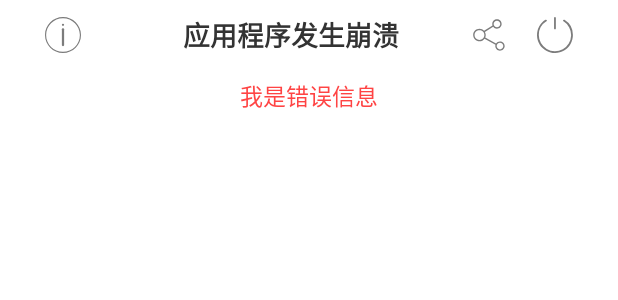
After one commit to wuchao226/AndroidProjectTemplate, an Android app: the layout activity_crash.xml on its own in the app's theme, with its tools: preview values and no code run, on a phone screen of 412 x 824 dp. The commit adds this screen. Shown: the top 300 px of the screen. Run offline under Robolectric (Android 15) with nearby library versions, the phone set to English and light mode, and no system bars.

Commit message:
崩溃捕捉 CrashHandler类封装及崩溃捕捉逻辑处理

```diff
--- a/ft_home/src/main/java/com/wuc/ft_home/splash/SplashActivity.kt
+++ b/ft_home/src/main/java/com/wuc/ft_home/splash/SplashActivity.kt
@@ -10,6 +10,7 @@ import com.gyf.immersionbar.ImmersionBar
 import com.wuc.ft_home.HomeActivity
 import com.wuc.ft_home.databinding.ActivitySplashBinding
 import com.wuc.lib_base.ext.disableBackPressed
+import com.wuc.lib_base.ext.isAppDebug
 import com.wuc.lib_base.helper.AppHelper
 import com.wuc.lib_common.base.activity.BaseBindingReflectActivity
 import java.util.Locale
@@ -49,7 +50,7 @@ class SplashActivity : BaseBindingReflectActivity<ActivitySplashBinding>() {
             }
         })
         binding.ivSplashDebug.let {
-            if (AppHelper.isDebug()) {
+            if (isAppDebug) {
                 // 显示 Debug 信息
                 it.isVisible = true
                 it.setText(AppHelper.getBuildType().uppercase(Locale.getDefault()))
--- /dev/null
+++ b/ft_home/src/main/res/drawable/info_ic.xml
@@ -0,0 +1,27 @@
+<?xml version="1.0" encoding="utf-8"?>
+<vector xmlns:android="http://schemas.android.com/apk/res/android"
+    android:width="@dimen/dp_24"
+    android:height="@dimen/dp_24"
+    android:viewportWidth="1024"
+    android:viewportHeight="1024">
+
+    <path
+        android:fillColor="@color/common_icon_color"
+        android:pathData="M511.999436 0.000376c-282.769574 0-511.999059 229.230238-511.99906
+511.999436s229.229486 511.999436 511.99906 511.999435c282.769197 0
+511.998683-229.230238 511.998683-511.999435S794.768633 0.000376 511.999436
+0.000376z m-0.000753 991.998695c-265.095346
+0-479.998507-214.90316-479.998507-479.999259S246.903336 32.000553 511.998683
+32.000553c265.096475 0 479.999635 214.90316 479.999635 479.999259s-214.90316
+479.999259-479.999635 479.999259z" />
+    <path
+        android:fillColor="@color/common_icon_color"
+        android:pathData="M511.998683 223.999353m-32.000176 0a32.000176 32.000176 0 1 0 64.000352 0
+32.000176 32.000176 0 1 0-64.000352 0Z" />
+    <path
+        android:fillColor="@color/common_icon_color"
+        android:pathData="M543.999236 799.999518c0 17.673475-14.327078 31.9998-32.000553 31.9998-17.672722
+0-31.9998-14.326325-31.9998-31.9998V351.999683c0-17.673098 14.327078-31.9998
+31.9998-31.999801 17.673475 0 32.000553 14.326702 32.000553
+31.999801v447.999835z" />
+</vector>
--- /dev/null
+++ b/ft_home/src/main/res/drawable/reboot_ic.xml
@@ -0,0 +1,21 @@
+<?xml version="1.0" encoding="utf-8"?>
+<vector xmlns:android="http://schemas.android.com/apk/res/android"
+    android:width="@dimen/dp_24"
+    android:height="@dimen/dp_24"
+    android:viewportWidth="1024"
+    android:viewportHeight="1024">
+
+    <path
+        android:fillColor="@color/common_icon_color"
+        android:pathData="M510.887,350.362 A25.536554,25.536554,0,0,0,536.424,324.825 L536.424,25.5366
+A25.536554,25.536554,0,0,0,485.351,25.5366 L485.351,324.825
+A25.536554,25.536554,0,0,0,510.888,350.362 Z" />
+    <path
+        android:fillColor="@color/common_icon_color"
+        android:pathData="M782.085,80.4401 A25.536554,25.536554,0,0,0,755.017,123.852
+A459.65798,459.65798,0,1,1,51.2291,512.263
+A455.827497,455.827497,0,0,1,266.758,123.852
+A25.536554,25.536554,0,1,0,239.689,80.4399
+A510.731089,510.731089,0,1,0,1021.62,512.263
+A506.389874,506.389874,0,0,0,782.085,80.44 Z" />
+</vector>
--- /dev/null
+++ b/ft_home/src/main/res/drawable/share_ic.xml
@@ -0,0 +1,36 @@
+<?xml version="1.0" encoding="utf-8"?>
+<vector xmlns:android="http://schemas.android.com/apk/res/android"
+    android:width="@dimen/dp_24"
+    android:height="@dimen/dp_24"
+    android:viewportWidth="1024"
+    android:viewportHeight="1024">
+
+    <path
+        android:fillColor="@color/common_icon_color"
+        android:pathData="M824.324,693.465 C777.075,693.465,735.568,718.039,711.879,755.102
+L404.693,584.518 C414.032,562.85,419.216,538.971,419.216,513.878
+C419.216,481.273,410.475,450.712,395.216,424.401 L630.22,277.04
+C654.444,310.552,693.854,332.363,738.362,332.363
+C812.012,332.363,871.718,272.658,871.718,199.007 S812.01,65.653,738.36,65.653
+S605.005,125.358,605.005,199.007
+C605.005,214.207,607.555,228.808,612.237,242.417 L372.094,393.001
+C339.446,357.501,292.617,335.248,240.586,335.248
+C141.933,335.248,61.957,415.224,61.957,513.878 S141.933,692.508,240.587,692.508
+C300.238,692.508,353.051,663.261,385.494,618.334 L695.919,790.717
+A133.432,133.432,0,0,0,690.969,826.819
+C690.969,900.469,750.674,960.174,824.324,960.174 S957.68,900.47,957.68,826.82
+S897.975,693.466,824.324,693.466 Z M738.361,104.539
+C790.451,104.539,832.831,146.919,832.831,199.009
+S790.451,293.479,738.361,293.479 S643.891,251.099,643.891,199.009
+S686.271,104.539,738.361,104.539 Z M240.586,653.62
+C203.259,653.62,168.167,639.084,141.773,612.69
+C115.379,586.296,100.843,551.204,100.843,513.877
+C100.843,476.55,115.379,441.457,141.773,415.063
+C168.167,388.669,203.259,374.133,240.586,374.133
+C277.914,374.133,313.006,388.669,339.4,415.063
+C365.794,441.457,380.33,476.55,380.33,513.877
+C380.33,551.204,365.794,586.297,339.4,612.69
+C313.006,639.084,277.914,653.62,240.586,653.62 Z M824.324,921.29
+C772.234,921.29,729.854,878.91,729.854,826.82 S772.234,732.35,824.324,732.35
+S918.794,774.73,918.794,826.82 S876.414,921.29,824.324,921.29 Z" />
+</vector>
--- /dev/null
+++ b/ft_home/src/main/res/layout/activity_crash.xml
@@ -0,0 +1,117 @@
+<?xml version="1.0" encoding="utf-8"?>
+<androidx.drawerlayout.widget.DrawerLayout xmlns:android="http://schemas.android.com/apk/res/android"
+    xmlns:app="http://schemas.android.com/apk/res-auto"
+    xmlns:tools="http://schemas.android.com/tools"
+    android:id="@+id/dl_crash_drawer"
+    android:layout_width="match_parent"
+    android:layout_height="match_parent"
+    tools:context=".activity.CrashActivity">
+
+    <LinearLayout
+        android:layout_width="match_parent"
+        android:layout_height="match_parent"
+        android:background="@color/white"
+        android:orientation="vertical"
+        android:paddingHorizontal="@dimen/dp_20"
+        android:paddingVertical="@dimen/dp_10">
+
+        <LinearLayout
+            android:id="@+id/ll_crash_bar"
+            android:layout_width="match_parent"
+            android:layout_height="wrap_content"
+            android:gravity="center_vertical"
+            android:orientation="horizontal">
+
+            <androidx.appcompat.widget.AppCompatImageView
+                android:id="@+id/iv_crash_info"
+                android:layout_width="wrap_content"
+                android:layout_height="wrap_content"
+                android:layout_marginHorizontal="@dimen/dp_10"
+                app:srcCompat="@drawable/info_ic" />
+
+            <androidx.appcompat.widget.AppCompatTextView
+                android:id="@+id/tv_crash_title"
+                android:layout_width="0px"
+                android:layout_height="wrap_content"
+                android:layout_marginStart="@dimen/dp_30"
+                android:layout_marginEnd="@dimen/dp_10"
+                android:layout_weight="1"
+                android:gravity="center_horizontal"
+                android:lineSpacingExtra="@dimen/dp_5"
+                android:textSize="@dimen/sp_18"
+                android:textStyle="bold"
+                tools:text="应用程序发生崩溃" />
+
+            <androidx.appcompat.widget.AppCompatImageView
+                android:id="@+id/iv_crash_share"
+                android:layout_width="wrap_content"
+                android:layout_height="wrap_content"
+                android:layout_marginHorizontal="@dimen/dp_10"
+                app:srcCompat="@drawable/share_ic" />
+
+            <androidx.appcompat.widget.AppCompatImageView
+                android:id="@+id/iv_crash_restart"
+                android:layout_width="wrap_content"
+                android:layout_height="wrap_content"
+                android:layout_marginHorizontal="@dimen/dp_10"
+                app:srcCompat="@drawable/reboot_ic" />
+
+        </LinearLayout>
+
+        <androidx.core.widget.NestedScrollView
+            android:layout_width="match_parent"
+            android:layout_height="match_parent"
+            android:layout_marginHorizontal="@dimen/dp_10"
+            android:layout_marginTop="@dimen/dp_15">
+
+            <androidx.appcompat.widget.AppCompatTextView
+                android:id="@+id/tv_crash_message"
+                android:layout_width="wrap_content"
+                android:layout_height="wrap_content"
+                android:layout_gravity="center_horizontal"
+                android:lineSpacingExtra="@dimen/dp_5"
+                android:textColor="#FF4444"
+                android:textSize="@dimen/sp_15"
+                tools:text="我是错误信息" />
+
+        </androidx.core.widget.NestedScrollView>
+
+    </LinearLayout>
+
+    <androidx.core.widget.NestedScrollView
+        android:layout_width="@dimen/dp_240"
+        android:layout_height="match_parent"
+        android:layout_gravity="start"
+        android:background="@color/white">
+
+        <LinearLayout
+            android:id="@+id/ll_crash_info"
+            android:layout_width="@dimen/dp_240"
+            android:layout_height="match_parent"
+            android:gravity="center"
+            android:orientation="vertical">
+
+            <androidx.appcompat.widget.AppCompatTextView
+                android:layout_width="wrap_content"
+                android:layout_height="wrap_content"
+                android:layout_gravity="center"
+                android:layout_marginTop="@dimen/dp_10"
+                android:text="详细信息"
+                android:textColor="@color/black80"
+                android:textSize="@dimen/sp_16"
+                android:textStyle="bold" />
+
+            <androidx.appcompat.widget.AppCompatTextView
+                android:id="@+id/tv_crash_info"
+                android:layout_width="wrap_content"
+                android:layout_height="wrap_content"
+                android:layout_marginVertical="@dimen/dp_15"
+                android:lineSpacingExtra="@dimen/dp_5"
+                android:textColor="@color/black60"
+                android:textSize="@dimen/sp_14" />
+
+        </LinearLayout>
+
+    </androidx.core.widget.NestedScrollView>
+
+</androidx.drawerlayout.widget.DrawerLayout>
--- a/ft_home/src/main/res/values/strings.xml
+++ b/ft_home/src/main/res/values/strings.xml
@@ -7,4 +7,6 @@
     <string name="home_nav_found">发现</string>
     <string name="home_nav_message">消息</string>
     <string name="home_nav_me">我的</string>
+
+    <string name="common_crash_hint">应用出了点小意外，正在重新启动</string>
 </resources>
--- a/gradle/libs.versions.toml
+++ b/gradle/libs.versions.toml
@@ -178,9 +178,6 @@ smartRefresh-header = { module = "io.github.scwang90:refresh-header-classics", v
 #气泡
 toaster = { module = "com.github.getActivity:Toaster", version.ref = "toasterVersion" }
 
-#权限 https://github.com/getActivity/XXPermissions
-xxPermissions = { module = "com.github.getActivity:XXPermissions", version.ref = "permissionVersion" }
-
 #轮播 https://github.com/youth5201314/banner
 banner = { module = "io.github.youth5201314:banner", version.ref = "bannerVersion" }
 
@@ -203,6 +200,9 @@ lottie = { group = "com.airbnb.android", name = "lottie", version.ref = "lottieV
 circleindicator = { group = "me.relex", name = "circleindicator", version.ref = "circleindicatorVersion" }
 # 标题栏框架：https://github.com/getActivity/TitleBar
 titleBar = { group = "com.github.getActivity", name = "TitleBar", version.ref = "titleBarVersion" }
+
+# 权限请求框架：https://github.com/getActivity/XXPermissions
+xxPermissions = { group = "com.github.getActivity", name = "XXPermissions", version.ref = "permissionVersion" }
 
 
 #自动生成SPI暴露服务文件
--- a/lib_base/build.gradle
+++ b/lib_base/build.gradle
@@ -13,7 +13,6 @@ dependencies {
     implementation(libs.bundles.glideBundles)
     kapt(libs.glide.compiler)
     implementation(libs.toaster)
-    implementation(libs.xxPermissions)
     implementation(libs.bundles.navigationBundles)
 
     //其他
@@ -25,4 +24,5 @@ dependencies {
     api(libs.brvah)
     api(libs.lottie)
     api(libs.titleBar)
+    api(libs.xxPermissions)
 }
--- a/lib_base/src/main/java/com/wuc/lib_base/BaseApplication.kt
+++ b/lib_base/src/main/java/com/wuc/lib_base/BaseApplication.kt
@@ -4,6 +4,7 @@ import android.app.Application
 import android.content.Context
 import android.util.Log
 import com.wuc.lib_base.app.LoadModuleProxy
+import com.wuc.lib_base.ext.application
 import com.wuc.lib_base.helper.AppHelper
 import com.wuc.lib_base.network_intercept.NetWorkMonitorManager
 import com.wuc.lib_base.network_intercept.NetWorkUtil
@@ -38,6 +39,7 @@ class BaseApplication : Application() {
 
     override fun onCreate() {
         super.onCreate()
+        application = this
         //获取到全局的网络状态
         networkType = NetWorkUtil.getNetworkType(this@BaseApplication.applicationContext)
         //网络监听
--- a/lib_base/src/main/java/com/wuc/lib_base/utils/mmkv/MMKVUtil.kt
+++ b/lib_base/src/main/java/com/wuc/lib_base/utils/mmkv/MMKVUtil.kt
@@ -7,7 +7,7 @@ import com.tencent.mmkv.MMKV
 /**
  * @author: wuc
  * @date: 2024/10/9
- * @desc: MMKV 封装 默认的保存地址是： /data/user/0/应用包名/files/mmkv
+ * @desc: MMKV 工具类封装 默认的保存地址是： /data/user/0/应用包名/files/mmkv
  * 使用示例:
  * // 获取
  * MMKVUtil.get(MyConstant.TOKEN, "")// 第二个参数为默认值
--- a/lib_common/src/main/java/com/wuc/lib_common/CommonApplication.kt
+++ b/lib_common/src/main/java/com/wuc/lib_common/CommonApplication.kt
@@ -5,10 +5,11 @@ import android.content.Context
 import com.google.auto.service.AutoService
 import com.google.gson.Gson
 import com.tencent.mmkv.MMKV
-import com.wuc.lib_base.BaseApplication
 import com.wuc.lib_base.app.ApplicationLifecycle
 import com.wuc.lib_base.ext.application
+import com.wuc.lib_base.ext.isAppDebug
 import com.wuc.lib_base.log.LogConfig
+import com.wuc.lib_base.log.LogConfig.JsonParser
 import com.wuc.lib_base.log.LogManager
 import com.wuc.lib_base.log.printer.ConsolePrinter
 import com.wuc.lib_base.utils.ProcessUtils
@@ -90,7 +91,7 @@ class CommonApplication : ApplicationLifecycle {
 
                 override fun includeThread(): Boolean = true
 
-                override fun enable(): Boolean = true
+                override fun enable(): Boolean = isAppDebug
 
                 override fun stackTraceDepth(): Int = 5
             },
```
Also changed, not shown: ft_home/src/main/AndroidManifest.xml (+18 -2 lines), ft_home/src/main/java/com/wuc/ft_home/HomeApplication.kt (added, +60 -0 lines), ft_home/src/main/java/com/wuc/ft_home/activity/CrashActivity.kt (added, +270 -0 lines), ft_home/src/main/java/com/wuc/ft_home/activity/RestartActivity.kt (added, +52 -0 lines), ft_home/src/main/java/com/wuc/ft_home/fragment/MineFragment.kt (+7 -0 lines), ft_home/src/main/java/com/wuc/ft_home/helper/CrashHandler.kt (added, +69 -0 lines), ft_home/src/main/res/layout/fragment_mine.xml (+9 -0 lines), lib_base/src/main/java/com/wuc/lib_base/ext/ApplicationExt.kt (+7 -0 lines).
